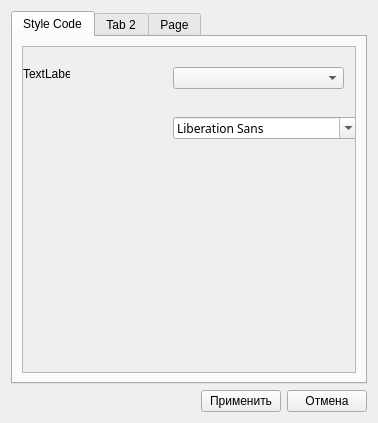
Old version of the form appData/settings.ui in the repository nikitka-lyceum/Editor.
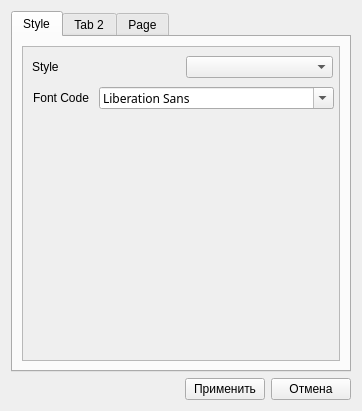
New version of the form.

```diff
--- a/appData/settings.ui
+++ b/appData/settings.ui
@@ -6,8 +6,8 @@
    <rect>
     <x>0</x>
     <y>0</y>
-    <width>378</width>
-    <height>423</height>
+    <width>362</width>
+    <height>411</height>
    </rect>
   </property>
   <property name="windowTitle">
@@ -16,12 +16,15 @@
   <layout class="QVBoxLayout" name="verticalLayout">
    <item>
     <widget class="QTabWidget" name="tabWidget">
+     <property name="tabPosition">
+      <enum>QTabWidget::North</enum>
+     </property>
      <property name="currentIndex">
       <number>0</number>
      </property>
      <widget class="QWidget" name="styleTab">
       <attribute name="title">
-       <string>Style Code</string>
+       <string>Style</string>
       </attribute>
       <layout class="QVBoxLayout" name="verticalLayout_2">
        <item>
@@ -34,49 +37,61 @@
            <rect>
             <x>0</x>
             <y>0</y>
-            <width>334</width>
-            <height>328</height>
+            <width>318</width>
+            <height>316</height>
            </rect>
           </property>
-          <widget class="QLabel" name="label">
+          <widget class="QWidget" name="horizontalLayoutWidget">
            <property name="geometry">
             <rect>
-             <x>0</x>
-             <y>20</y>
-             <width>47</width>
-             <height>13</height>
-            </rect>
-           </property>
-           <property name="text">
-            <string>TextLabel</string>
-           </property>
-          </widget>
-          <widget class="QComboBox" name="comboBox">
-           <property name="geometry">
-            <rect>
-             <x>150</x>
-             <y>20</y>
-             <width>171</width>
+             <x>9</x>
+             <y>9</y>
+             <width>301</width>
              <height>22</height>
             </rect>
            </property>
+           <layout class="QHBoxLayout" name="horizontalLayout_2">
+            <item>
+             <widget class="QLabel" name="label">
+              <property name="text">
+               <string>Style</string>
+              </property>
+             </widget>
+            </item>
+            <item>
+             <widget class="QComboBox" name="styleList"/>
+            </item>
+           </layout>
           </widget>
-          <widget class="QFontComboBox" name="fontComboBox">
+          <widget class="QWidget" name="horizontalLayoutWidget_2">
            <property name="geometry">
             <rect>
-             <x>150</x>
-             <y>70</y>
-             <width>187</width>
+             <x>10</x>
+             <y>40</y>
+             <width>301</width>
              <height>22</height>
             </rect>
            </property>
-           <property name="font">
-            <font>
-             <family>Gadugi</family>
-             <weight>50</weight>
-             <bold>false</bold>
-            </font>
-           </property>
+           <layout class="QHBoxLayout" name="horizontalLayout_3">
+            <item>
+             <widget class="QLabel" name="label_2">
+              <property name="text">
+               <string>Font Code</string>
+              </property>
+             </widget>
+            </item>
+            <item>
+             <widget class="QFontComboBox" name="fontList">
+              <property name="font">
+               <font>
+                <family>Gadugi</family>
+                <weight>50</weight>
+                <bold>false</bold>
+               </font>
+              </property>
+             </widget>
+            </item>
+           </layout>
           </widget>
          </widget>
         </widget>
```
